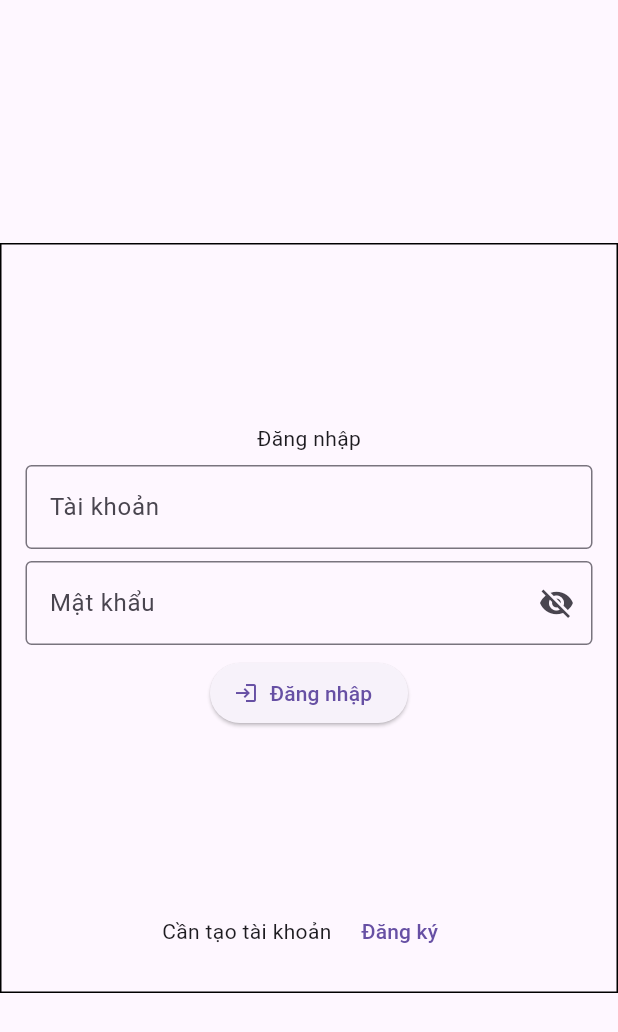
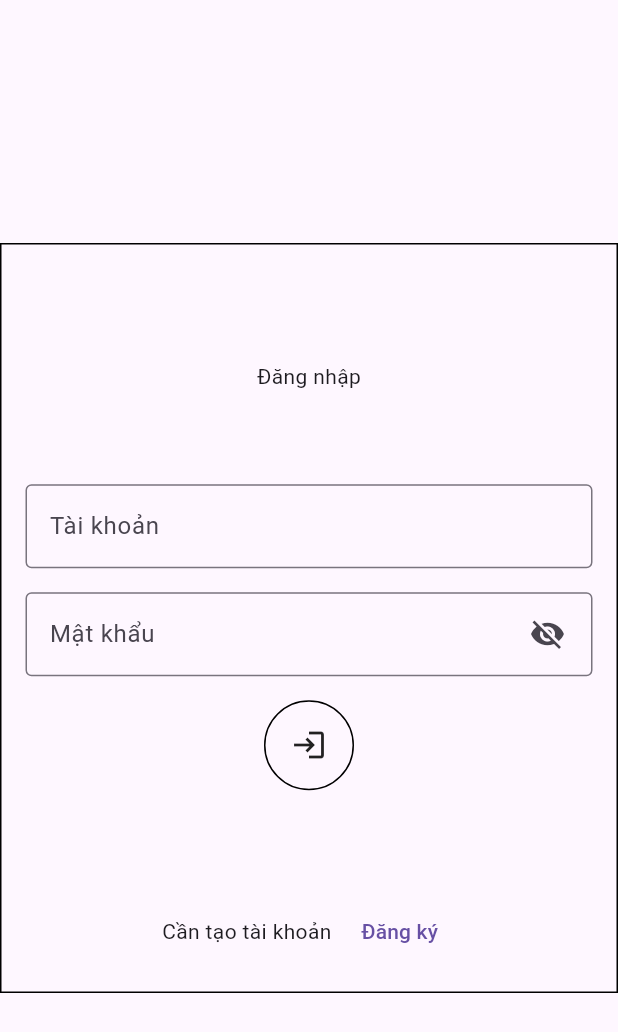
Before and after one commit to HuyDQ3/chatify, a Flutter app: the screen it shows after launch, on a phone screen of 412 x 824 dp. Shown: the top 1032 px of the screen. Run offline on Flutter 3.47's test engine with Material 3 defaults, Android fonts, the phone set to English and light mode, and no system bars; our stand-ins replace bloc, equatable, flutter_bloc.

Commit message:
fix: login screen UI

```diff
--- a/lib/utility/chat/bloc/chat_screen_state.dart
+++ b/lib/utility/chat/bloc/chat_screen_state.dart
@@ -14,7 +14,7 @@ class GetConversationItems extends ChatScreenState {
   final String? error;
   final AccountInfo? accountInfo;
 
-  const GetConversationItems(this.type, {this.error, this.accountInfo})
+  const GetConversationItems(this.type, {this.error, this.accountInfo});
 
   @override
   List<Object?> get props => [type, error, accountInfo];
--- a/lib/utility/login/screen/login_screen.dart
+++ b/lib/utility/login/screen/login_screen.dart
@@ -58,13 +58,17 @@ class _LoginScreenState extends State<LoginScreen> {
                 children: [
                   Expanded(
                     child: Column(
+                      mainAxisAlignment: MainAxisAlignment.spaceEvenly,
+                      children: [
+                        const Flexible(child: Text(TextConstant.login)),
+                        Flexible(
+                          child: Column(
                             mainAxisAlignment: MainAxisAlignment.center,
                             children: [
-                        const Text(TextConstant.login),
-                        const SizedBox(height: 8),
                               TextFormField(
                                 controller: accountController,
-                          validator: AccountValidation.accountLoginValidation,
+                                validator:
+                                    AccountValidation.accountLoginValidation,
                                 decoration: const InputDecoration(
                                   border: OutlineInputBorder(),
                                   labelText: TextConstant.account,
@@ -76,7 +80,7 @@ class _LoginScreenState extends State<LoginScreen> {
                               //     controller: accountController,
                               //   ),
                               // ),
-                        const SizedBox(height: 8),
+                              const SizedBox(height: 16),
                               ValueListenableBuilder(
                                 valueListenable: isShowPassword,
                                 builder: (context, value, child) {
@@ -88,69 +92,109 @@ class _LoginScreenState extends State<LoginScreen> {
                                   }
                                   return TextFormField(
                                     controller: passwordController,
-                              validator: AccountValidation.passwordLoginValidation,
+                                    validator: AccountValidation
+                                        .passwordLoginValidation,
                                     decoration: InputDecoration(
                                       border: const OutlineInputBorder(),
                                       labelText: TextConstant.password,
-                                suffixIcon: InkWell(
-                                  borderRadius: BorderRadius.circular(24),
+                                      suffixIcon: Row(
+                                        mainAxisSize: MainAxisSize.min,
+                                        children: [
+                                          InkWell(
                                             onTap: () {
                                               isShowPassword.value = !value;
                                             },
+                                            borderRadius: BorderRadius.circular(24),
+                                            child: Container(
+                                              width: 36,
+                                              height: 36,
                                               child: suffix,
+                                            ),
+                                          ),
+                                          // Padding(
+                                          //   padding: const EdgeInsets.only(right: 4),
+                                          //   // child: InkWell(
+                                          //   //   // borderRadius: BorderRadius.circular(24),
+                                          //   //   onTap: () {
+                                          //   //     isShowPassword.value = !value;
+                                          //   //   },
+                                          //   //   child: suffix,
+                                          //   // ),
+                                          // ),
+                                        ],
                                       ),
                                     ),
                                     obscureText: !value,
                                   );
                                 },
                               ),
-                        // ChatifyTextFormField(
-                        //   setting: ChatifyTextFormFieldSetting(
-                        //     TextFormFieldSettingType.hidePassword,
-                        //     controller: passwordController,
-                        //   ),
-                        // ),
-                        const SizedBox(height: 8),
+                              const SizedBox(height: 16),
                               BlocConsumer(
                                 bloc: loginBloc,
-                          builder: (context, state) {
-                            if (state is ChatifyLoginState &&
-                                state.status == BlocStatusType.loading) {
-                              isLoginLoading = true;
-                            } else {
-                              isLoginLoading = false;
-                            }
-                            return ChatifyElevatedButton(
-                              icon: const Icon(Icons.login),
-                              label: const Text(TextConstant.login),
-                              onPressed: () {
-                                if (!isLoginLoading &&
-                                    formKey.currentState!.validate()) {
-                                  loginBloc?.add(ChatifyLoginEvent(
-                                      loginInfo: LoginInfo(
-                                    account: accountController.value.text,
-                                    password: passwordController.value.text,
-                                  )));
-                                }
-                              },
-                              isLoading: isLoginLoading,
-                            );
-                          },
                                 listener: (context, state) {
                                   if (state is ChatifyLoginState &&
                                       state.status == BlocStatusType.failure) {
                                     var snackBar = SnackBar(
                                         duration: const Duration(seconds: 1),
                                         content: Text(state.error ??
-                                      TextConstant.errorHappenedTryAgainLater));
+                                            TextConstant
+                                                .errorHappenedTryAgainLater));
                                     ScaffoldMessenger.of(context)
                                         .showSnackBar(snackBar);
                                   }
                                   if (state is ChatifyLoginState &&
                                       state.status == BlocStatusType.success) {
-                              customNavigator.push(context, const HomePageScreen());
+                                    customNavigator.push(
+                                      context,
+                                      const HomePageScreen(),
+                                    );
                                   }
                                 },
+                                builder: (context, state) {
+                                  Widget loginIcon;
+                                  if (state is ChatifyLoginState &&
+                                      state.status == BlocStatusType.loading) {
+                                    isLoginLoading = true;
+                                    loginIcon = Transform.scale(scale: .5, child: const CircularProgressIndicator());
+                                  } else {
+                                    isLoginLoading = false;
+                                    loginIcon = const Icon(Icons.login);
+                                  }
+                                  return Material(
+                                    color: Colors.transparent,
+                                    shape: const CircleBorder(
+                                      side: BorderSide()
+                                    ),
+                                    child: InkWell(
+                                      customBorder: const CircleBorder(
+                                      ),
+                                      onTap: () {
+                                        if (!isLoginLoading &&
+                                            formKey.currentState!.validate()) {
+                                          loginBloc?.add(ChatifyLoginEvent(
+                                              loginInfo: LoginInfo(
+                                            account:
+                                                accountController.value.text,
+                                            password:
+                                                passwordController.value.text,
+                                          )));
+                                        }
+                                      },
+                                      child: Container(
+                                        width: 60,
+                                        height: 60,
+                                        decoration: const BoxDecoration(
+                                          shape: BoxShape.circle,
+                                          border: Border()
+                                        ),
+                                        child: loginIcon,
+                                      ),
+                                    ),
+                                  );
+                                },
+                              ),
+                            ],
+                          ),
                         ),
                       ],
                     ),
@@ -161,9 +205,9 @@ class _LoginScreenState extends State<LoginScreen> {
                     children: [
                       const Text(TextConstant.needToRegisterAnAccount),
                       const SizedBox(width: 8),
-                      ChatifyTextButton(
-                        label: const Text(TextConstant.register),
+                      TextButton(
                         onPressed: () {},
+                        child: const Text(TextConstant.register),
                       ),
                     ],
                   ),
```
Lines whose indentation alone changed are shown as unchanged.
